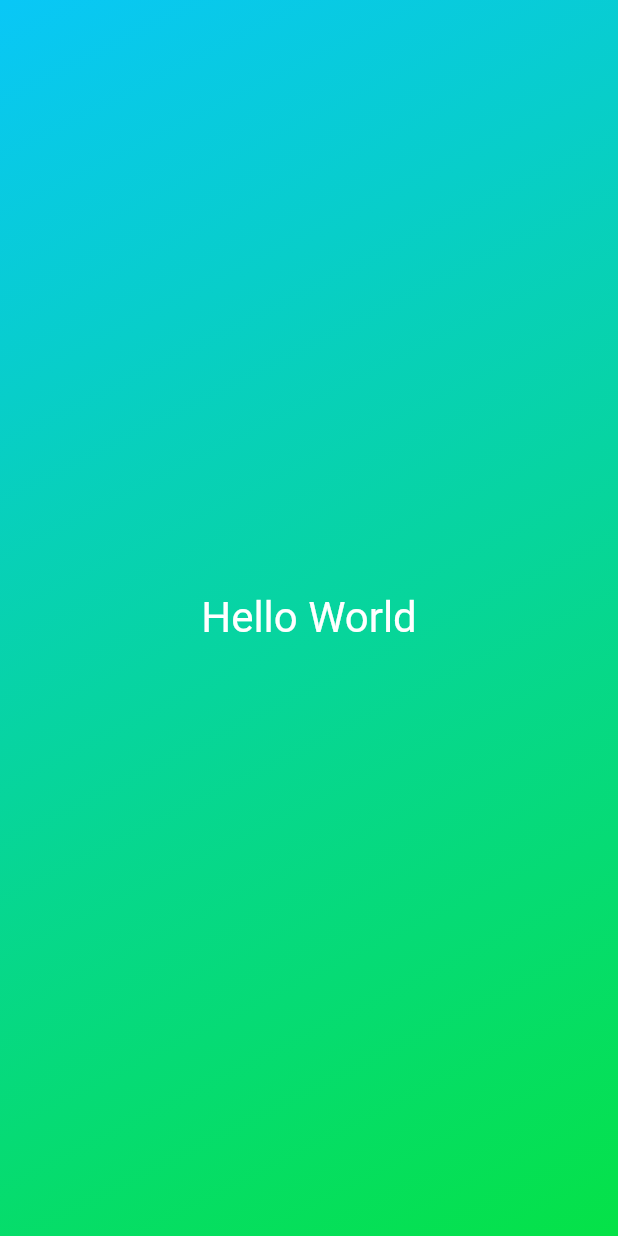
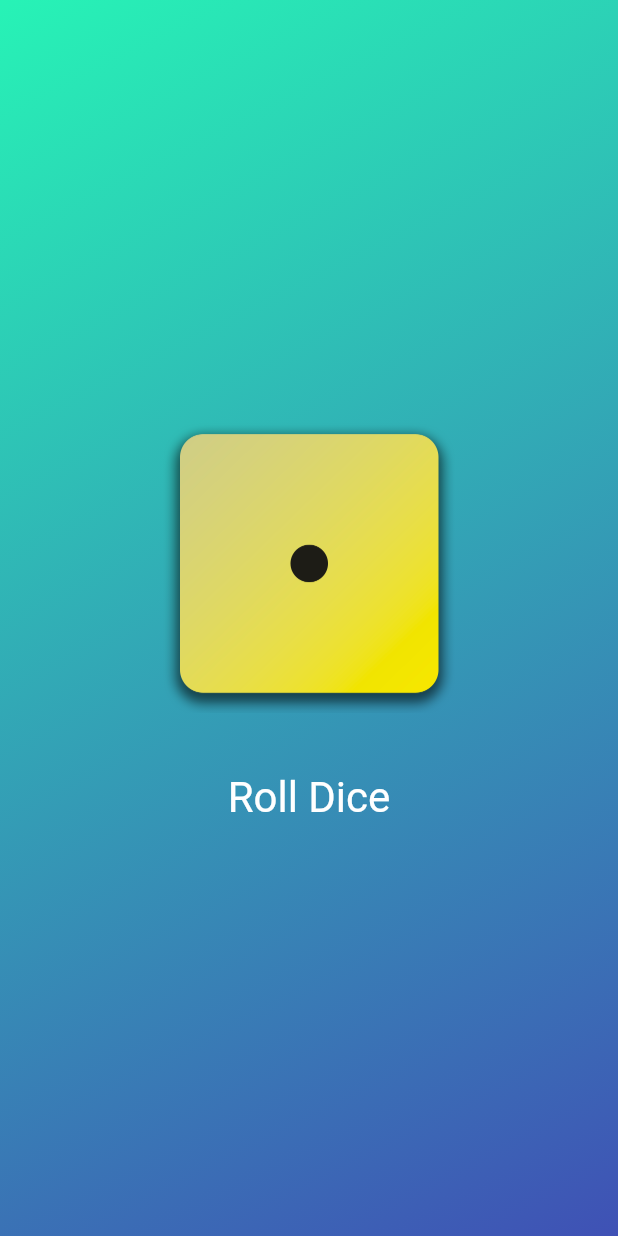
Before and after one commit to viniciusfeitosaa/flutter_course, a Flutter app: the screen it shows after launch, on a phone screen of 412 x 824 dp. Run offline on Flutter 3.47's test engine with Material 2 defaults, Android fonts, the phone set to English and light mode, and no system bars.

Commit message:
Versão 4

```diff
--- /dev/null
+++ b/first_app/lib/dice_roller.dart
@@ -0,0 +1,51 @@
+import 'dart:math';
+import 'package:flutter/material.dart';
+
+final randomizer = Random();
+
+class DiceRoller extends StatefulWidget {
+ const DiceRoller({super.key});
+
+  @override
+  State<StatefulWidget> createState() {
+    return _DiceRollerState();
+  }
+}
+
+class _DiceRollerState extends State<DiceRoller> {
+var currentDiceRoll = 1;
+
+  void rollDice() {
+    setState(() {
+      currentDiceRoll = randomizer.nextInt(6) + 1;
+    });
+
+  }
+
+
+  @override
+  Widget build(context) {
+    return Column(
+          mainAxisSize: MainAxisSize.min,
+          children: [
+            Image.asset(
+              'assets/images/dice-$currentDiceRoll.png',
+              width: 200,
+            ),
+            const SizedBox(height: 20),
+            TextButton(
+              onPressed: rollDice,
+              style: TextButton.styleFrom(
+                padding: const EdgeInsets.only(
+                  top: 20),
+                foregroundColor: Colors.white,
+                textStyle: const TextStyle(
+                  fontSize: 28,
+                ),
+              ),
+              child: const Text('Roll Dice'),
+            )
+          ],
+        );
+  }
+}
--- a/first_app/lib/gradient_container.dart
+++ b/first_app/lib/gradient_container.dart
@@ -1,27 +1,32 @@
+import 'package:first_app/dice_roller.dart';
 import 'package:flutter/material.dart';
-import 'package:first_app/styled_text.dart';
+
 
 const startAlignment = Alignment.topLeft;
 const endAligment = Alignment.bottomRight;
 
 class GradientContainer extends StatelessWidget {
-  const GradientContainer({super.key});
+  const GradientContainer(this.color1, this.color2, {super.key});
+
+  const GradientContainer.purple({super.key})
+      : color1 = const Color.fromARGB(255, 58, 183, 146),
+        color2 = Colors.indigo;
+
+  final Color color1;
+  final Color color2;
 
   @override
   Widget build(context) {
     return Container(
-          decoration: const BoxDecoration(
+      decoration: BoxDecoration(
         gradient: LinearGradient(
-              colors: [
-                Color.fromARGB(255, 9, 199, 247),
-                Color.fromARGB(255, 5, 226, 71),
-              ],
+          colors: [color1, color2],
           begin: startAlignment,
           end: endAligment,
         ),
       ),
-          child: const Center(
-            child: StyledText('Hello World'),
+      child: Center(
+        child: DiceRoller(),
       ),
     );
   }
--- a/first_app/lib/main.dart
+++ b/first_app/lib/main.dart
@@ -3,9 +3,13 @@ import 'package:first_app/gradient_container.dart';
 
 void main() {
   runApp(
-    const MaterialApp(
+     const MaterialApp(
       home: Scaffold(
-        body: GradientContainer(),
+        body: GradientContainer(
+          Color.fromARGB(255, 39, 243, 182),
+          Colors.indigo
+        ),
       ),
     ),
-    );}
+  );
+}
```
Also changed, not shown: first_app/pubspec.yaml (+7 -3 lines), first_app/assets/images/dice-1.png (added), first_app/assets/images/dice-2.png (added), first_app/assets/images/dice-3.png (added), first_app/assets/images/dice-4.png (added), first_app/assets/images/dice-5.png (added), first_app/assets/images/dice-6.png (added). Lines whose indentation alone changed are shown as unchanged.
